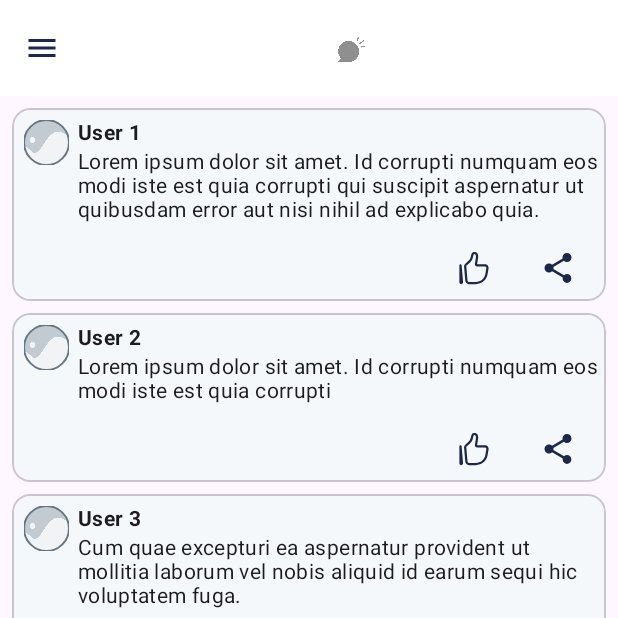
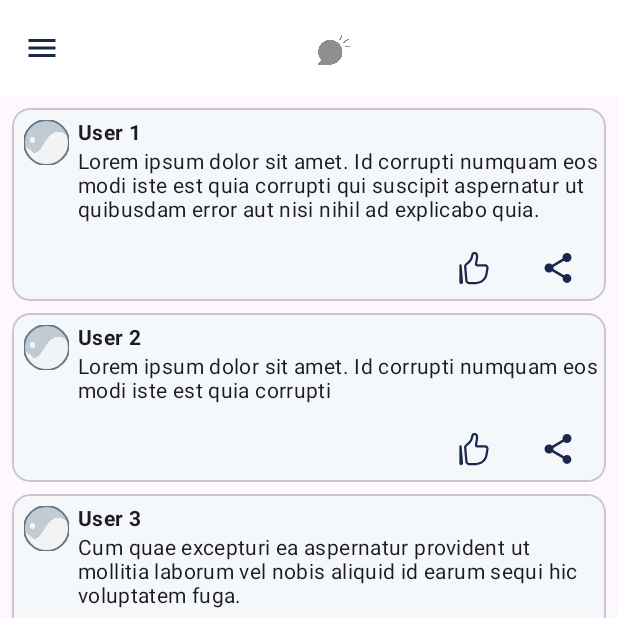
Before and after one commit to matheusfinamor1/Projeto-Bix, an Android app: the HomeFragment screen opened directly, with no data from a screen before it, on a phone screen of 412 x 824 dp, the top half of it. Run offline under Robolectric (Android 15) with nearby library versions, the phone set to English and light mode, and no system bars; our stand-ins replace Firebase (no records; nobody signed in at launch, a user with empty details on screens opened directly).

Commit message:
adjust margin img top app bar

```diff
--- a/app/src/main/res/layout/fragment_home.xml
+++ b/app/src/main/res/layout/fragment_home.xml
@@ -35,8 +35,9 @@
 
                         <androidx.appcompat.widget.AppCompatImageView
                             android:id="@+id/img_app_top_app_bar"
-                            android:layout_width="24dp"
-                            android:layout_height="24dp"
+                            android:layout_width="28dp"
+                            android:layout_height="28dp"
+                            android:layout_marginEnd="24dp"
                             android:scaleType="centerCrop"
                             android:src="@mipmap/app_launcher"
                             app:layout_constraintBottom_toBottomOf="parent"
```
